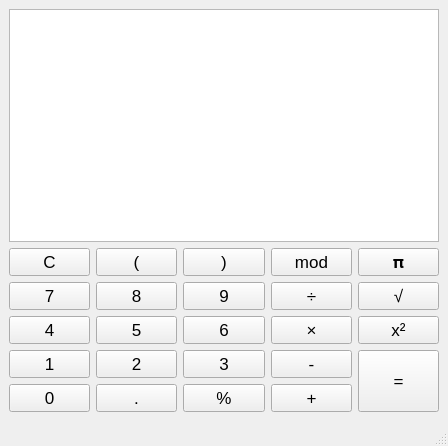
ledangquangdangquang/Caculator-qt-linux, file mainwindow.ui: the form before one commit.
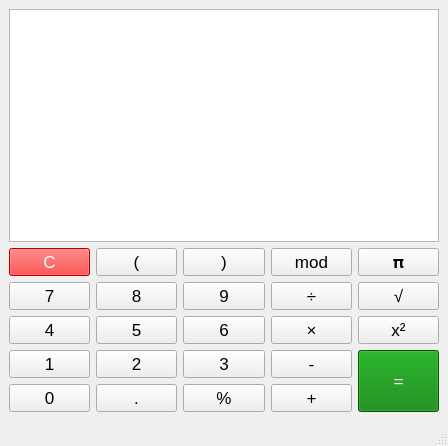
The form after the commit. Icons and pictures are not drawn. Custom widgets are drawn as their Qt base class.

```diff
--- a/mainwindow.ui
+++ b/mainwindow.ui
@@ -63,6 +63,20 @@
             <property name="autoFillBackground">
              <bool>false</bool>
             </property>
+            <property name="styleSheet">
+             <string notr="true">QPushButton {
+    background-color: red;
+    color: white;
+
+}
+QPushButton:hover {
+    background-color: #cc0000;
+}
+QPushButton:pressed {
+    background-color: #990000;
+}
+</string>
+            </property>
             <property name="text">
              <string>C</string>
             </property>
@@ -719,6 +733,20 @@
             <property name="cursor">
              <cursorShape>PointingHandCursor</cursorShape>
             </property>
+            <property name="styleSheet">
+             <string notr="true">QPushButton {
+    background-color: green;
+    color: white;
+ 
+}
+QPushButton:hover {
+    background-color: #cc0000;
+}
+QPushButton:pressed {
+    background-color: #990000;
+}
+</string>
+            </property>
             <property name="text">
              <string>=</string>
             </property>
```
